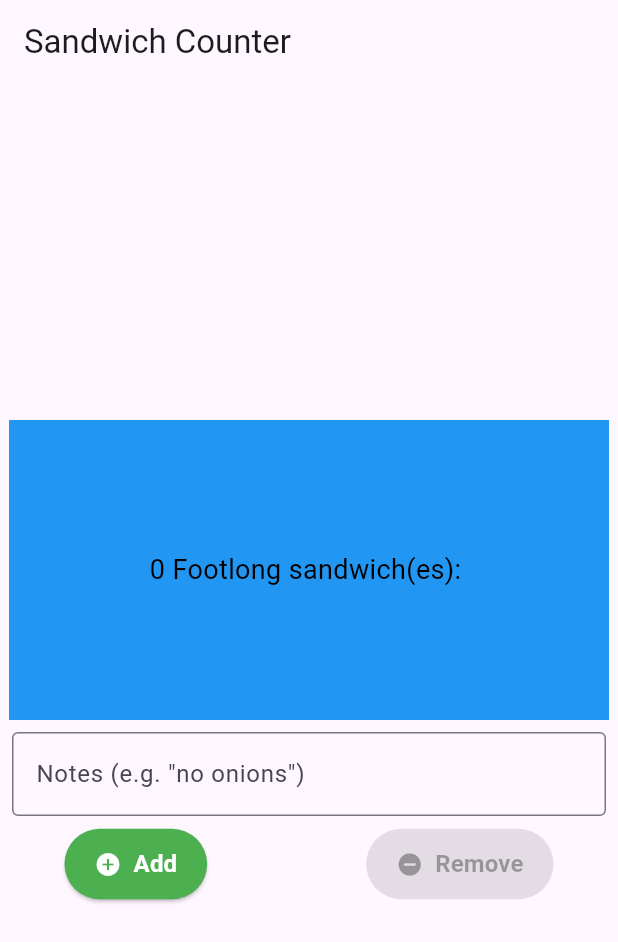
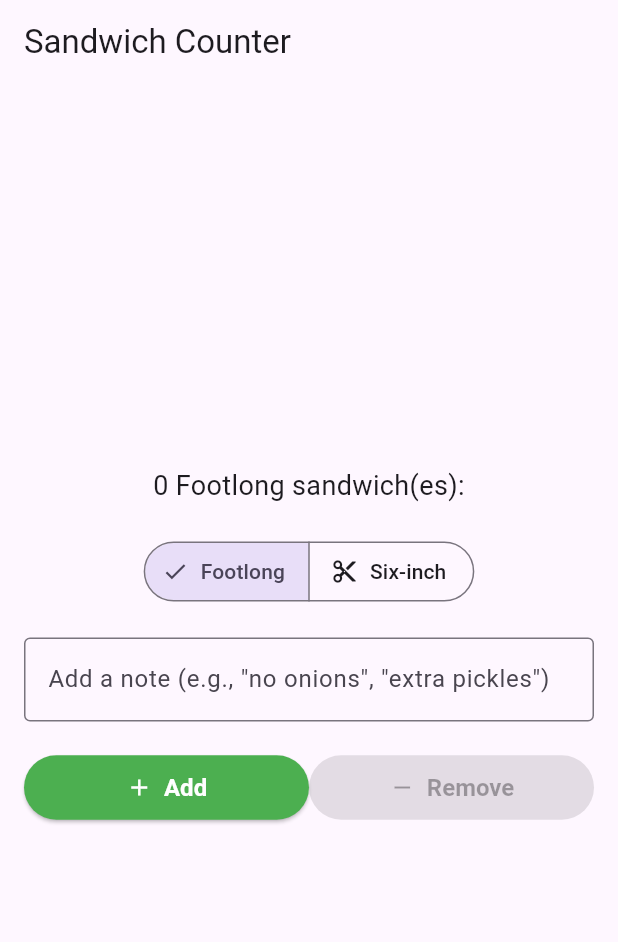
Before and after one commit to sd7n/seansandwich_shop, a Flutter app: the screen it shows after launch, on a phone screen of 412 x 824 dp. Shown: the top 942 px of the screen. Run offline on Flutter 3.47's test engine with Material 3 defaults, Android fonts, the light colour scheme and no system bars.

Commit message:
Add sandwich size selection and update order display

```diff
--- a/lib/main.dart
+++ b/lib/main.dart
@@ -1,7 +1,6 @@
 import 'package:flutter/material.dart';
 
 void main() {
-  // runApp(const MyApp());
   runApp(const App());
 }
 
@@ -11,8 +10,8 @@ class App extends StatelessWidget {
   @override
   Widget build(BuildContext context) {
     return const MaterialApp(
-      title:'Sandwich Shop App',
-      home: OrderScreen(maxQuantity: 5),
+      title: 'Sandwich Shop App',
+      home: OrderScreen(),
     );
   }
 }
@@ -30,13 +29,9 @@ class OrderScreen extends StatefulWidget {
 
 class _OrderScreenState extends State<OrderScreen> {
   int _quantity = 0;
+  String _note = '';
+  String _sandwichType = 'Footlong'; // 🆕 New state variable
   final TextEditingController _noteController = TextEditingController();
-
-  @override
-  void dispose() {
-    _noteController.dispose();
-    super.dispose();
-  }
 
   void _increaseQuantity() {
     if (_quantity < widget.maxQuantity) {
@@ -51,283 +46,154 @@ void _decreaseQuantity() {
   }
 
   @override
+  void dispose() {
+    _noteController.dispose();
+    super.dispose();
+  }
+
+  @override
   Widget build(BuildContext context) {
-    final bool canIncrease = _quantity < widget.maxQuantity;
-    final bool canDecrease = _quantity > 0;
+    final bool canAdd = _quantity < widget.maxQuantity;
+    final bool canRemove = _quantity > 0;
 
     return Scaffold(
       appBar: AppBar(
         title: const Text('Sandwich Counter'),
       ),
       body: Center(
+        child: Padding(
+          padding: const EdgeInsets.all(16.0),
           child: Column(
             mainAxisAlignment: MainAxisAlignment.center,
             children: <Widget>[
+              // Display sandwich order summary
               OrderItemDisplay(
                 _quantity,
-              'Footlong',
-              note: _noteController.text.trim(),
+                _sandwichType,
               ),
 
-            //Inserted TextField for notes
-            Padding(
-              padding: const EdgeInsets.all(8.0),
-              child: TextField(
+              const SizedBox(height: 20),
+
+              // 🆕 Sandwich type selector
+              SegmentedButton<String>(
+                segments: const <ButtonSegment<String>>[
+                  ButtonSegment(
+                    value: 'Footlong',
+                    label: Text('Footlong'),
+                    icon: Icon(Icons.straighten),
+                  ),
+                  ButtonSegment(
+                    value: 'Six-inch',
+                    label: Text('Six-inch'),
+                    icon: Icon(Icons.cut),
+                  ),
+                ],
+                selected: <String>{_sandwichType},
+                onSelectionChanged: (Set<String> newSelection) {
+                  setState(() {
+                    _sandwichType = newSelection.first;
+                  });
+                },
+              ),
+
+              const SizedBox(height: 20),
+
+              // Notes input field
+              TextField(
                 controller: _noteController,
                 decoration: const InputDecoration(
                   border: OutlineInputBorder(),
-                  labelText: 'Notes (e.g. "no onions")',
+                  labelText: 'Add a note (e.g., "no onions", "extra pickles")',
                 ),
-                textInputAction: TextInputAction.done,
-                //optional: onChanged: (s) => setState(() {}), //if you want live preview
+                onChanged: (value) => setState(() => _note = value),
+              ),
+
+              const SizedBox(height: 20),
+
+              // Add / Remove buttons
+              Row(
+                mainAxisAlignment: MainAxisAlignment.spaceBetween,
+                children: [
+                  StyledButton(
+                    label: 'Add',
+                    icon: Icons.add,
+                    color: Colors.green,
+                    onPressed: canAdd ? _increaseQuantity : null,
+                  ),
+                  StyledButton(
+                    label: 'Remove',
+                    icon: Icons.remove,
+                    color: Colors.red,
+                    onPressed: canRemove ? _decreaseQuantity : null,
+                  ),
+                ],
+              ),
+
+              const SizedBox(height: 20),
+
+              // Display user note if any
+              if (_note.isNotEmpty)
+                Text(
+                  'Note: $_note',
+                  style: const TextStyle(fontStyle: FontStyle.italic),
+                ),
+            ],
           ),
         ),
-
-            Row(
-              mainAxisAlignment: MainAxisAlignment.spaceEvenly,
-              children: [
-                StyledButton(
-                  onPressed: canIncrease ? _increaseQuantity : null,
-                  text: 'Add',
-                  icon: Icons.add_circle,
-                  backgroundColor: Colors.green,
-                ),
-                const SizedBox(width: 20),
-                StyledButton(
-                  onPressed: canDecrease ? _decreaseQuantity : null,
-                  text: 'Remove',
-                  icon: Icons.remove_circle,
-                  backgroundColor: Colors.red,
-                )
-              ]
-            )
-          ]
-        )
-      )
-    );
-  }
-}
-
-class OrderItemDisplay extends StatelessWidget {
-  final String itemType;
-  final int quantity;
-  final String? note;
-
-  const OrderItemDisplay(this.quantity, this.itemType, {this.note, super.key});
-
-  @override
-  Widget build(BuildContext context) {
-    return Container (
-      width: 400,
-      height: 200,
-      color: Colors.blue,
-      alignment: Alignment.center,
-      child: Column(
-        mainAxisAlignment: MainAxisAlignment.center,
-        children: [
-          Text(
-            '$quantity $itemType sandwich(es): ${List.filled(quantity, '🥪').join()}',
-            style: const TextStyle(color: Colors.black, fontSize: 18),
-            maxLines: 1,
-            overflow: TextOverflow.ellipsis,
-          ),
-          if (note != null && note!.isNotEmpty)
-            Padding(
-              padding: const EdgeInsets.only(top: 8.0),
-              child: Text('Note: $note', style: const TextStyle(color: Colors.black)),
-            ),
-        ],
       ),
     );
   }
 }
 
-// Compact display for top row
-class OrderCompactDisplay extends StatelessWidget {
-  final String itemType;
-  final int quantity;
+// Styled reusable button
+class StyledButton extends StatelessWidget {
+  final String label;
+  final IconData icon;
+  final Color color;
+  final VoidCallback? onPressed;
 
-  const OrderCompactDisplay(this.quantity, this.itemType, {super.key});
+  const StyledButton({
+    super.key,
+    required this.label,
+    required this.icon,
+    required this.color,
+    required this.onPressed,
+  });
 
   @override
   Widget build(BuildContext context) {
-    return Padding(
-      padding: const EdgeInsets.symmetric(horizontal: 6.0, vertical: 4.0),
-      child: Row(
-        mainAxisAlignment: MainAxisAlignment.start,
-        children: [
-          // Quantity first
-          Text(
-            '$quantity ',
-            style: const TextStyle(fontWeight: FontWeight.bold, fontSize: 16),
-          ),
-          // Sandwich name and emoji together
-          Expanded(
-            child: Text(
-              '$itemType ${List.filled(quantity, '🥪').join()}',
-              style: const TextStyle(fontSize: 16),
-              maxLines: 1,
-              overflow: TextOverflow.ellipsis,
+    return Expanded(
+      child: ElevatedButton.icon(
+        onPressed: onPressed,
+        style: ElevatedButton.styleFrom(
+          backgroundColor: onPressed == null ? Colors.grey : color,
+          foregroundColor: Colors.white,
+          padding: const EdgeInsets.symmetric(horizontal: 20, vertical: 12),
+          textStyle: const TextStyle(
+            fontSize: 16,
+            fontWeight: FontWeight.bold,
           ),
         ),
-        ],
+        icon: Icon(icon),
+        label: Text(label),
       ),
     );
   }
 }
 
-class MyApp extends StatelessWidget {
-  const MyApp({super.key});
+// Displays the current sandwich order
+class OrderItemDisplay extends StatelessWidget {
+  final int quantity;
+  final String itemType;
 
-  // This widget is the root of your application.
+  const OrderItemDisplay(this.quantity, this.itemType, {super.key});
+
   @override
   Widget build(BuildContext context) {
-    return MaterialApp(
-      title: 'Sandwich Shop App',
-      theme: ThemeData(
-        // This is the theme of your application.
-        //
-        // TRY THIS: Try running your application with "flutter run". You'll see
-        // the application has a purple toolbar. Then, without quitting the app,
-        // try changing the seedColor in the colorScheme below to Colors.green
-        // and then invoke "hot reload" (save your changes or press the "hot
-        // reload" button in a Flutter-supported IDE, or press "r" if you used
-        // the command line to start the app).
-        //
-        // Notice that the counter didn't reset back to zero; the application
-        // state is not lost during the reload. To reset the state, use hot
-        // restart instead.
-        //
-        // This works for code too, not just values: Most code changes can be
-        // tested with just a hot reload.
-        colorScheme: ColorScheme.fromSeed(seedColor: Colors.deepPurple),
-      ),
-      home: const MyHomePage(title: 'My Sandwich Shop'),
+    return Text(
+      '$quantity $itemType sandwich(es): ${'🥪' * quantity}',
+      style: const TextStyle(fontSize: 18),
+      textAlign: TextAlign.center,
     );
   }
 }
-
-class MyHomePage extends StatefulWidget {
-  const MyHomePage({super.key, required this.title});
-
-  // This widget is the home page of your application. It is stateful, meaning
-  // that it has a State object (defined below) that contains fields that affect
-  // how it looks.
-
-  // This class is the configuration for the state. It holds the values (in this
-  // case the title) provided by the parent (in this case the App widget) and
-  // used by the build method of the State. Fields in a Widget subclass are
-  // always marked "final".
-
-  final String title;
-
-  @override
-  State<MyHomePage> createState() => _MyHomePageState();
-}
-
-class _MyHomePageState extends State<MyHomePage> {
-  int _counter = 0;
-
-  void _incrementCounter() {
-    setState(() {
-      // This call to setState tells the Flutter framework that something has
-      // changed in this State, which causes it to rerun the build method below
-      // so that the display can reflect the updated values. If we changed
-      // _counter without calling setState(), then the build method would not be
-      // called again, and so nothing would appear to happen.
-      _counter++;
-    });
-  }
-
-  @override
-  Widget build(BuildContext context) {
-    // This method is rerun every time setState is called, for instance as done
-    // by the _incrementCounter method above.
-    //
-    // The Flutter framework has been optimized to make rerunning build methods
-    // fast, so that you can just rebuild anything that needs updating rather
-    // than having to individually change instances of widgets.
-    return Scaffold(
-      appBar: AppBar(
-        // TRY THIS: Try changing the color here to a specific color (to
-        // Colors.amber, perhaps?) and trigger a hot reload to see the AppBar
-        // change color while the other colors stay the same.
-        backgroundColor: Theme.of(context).colorScheme.inversePrimary,
-        // Here we take the value from the MyHomePage object that was created by
-        // the App.build method, and use it to set our appbar title.
-        title: Text(widget.title),
-      ),
-      body: const Center(
-        // Center is a layout widget. It takes a single child and positions it
-        // in the middle of the parent.
-        child: Column(
-          // Column is also a layout widget. It takes a list of children and
-          // arranges them vertically. By default, it sizes itself to fit its
-          // children horizontally, and tries to be as tall as its parent.
-          //
-          // Column has various properties to control how it sizes itself and
-          // how it positions its children. Here we use mainAxisAlignment to
-          // center the children vertically; the main axis here is the vertical
-          // axis because Columns are vertical (the cross axis would be
-          // horizontal).
-          //
-          // TRY THIS: Invoke "debug painting" (choose the "Toggle Debug Paint"
-          // action in the IDE, or press "p" in the console), to see the
-          // wireframe for each widget.
-          mainAxisAlignment: MainAxisAlignment.center,
-          children: <Widget>[
-            Text('Welcome to my shop!!'),
-          ],
-        ),
-      ),
-      floatingActionButton: FloatingActionButton(
-        onPressed: _incrementCounter,
-        tooltip: 'Increment',
-        child: const Icon(Icons.add),
-      ), // This trailing comma makes auto-formatting nicer for build methods.
-    );
-  }
-}
-
-
-class StyledButton extends StatelessWidget {
-  final VoidCallback? onPressed;
-  final String text;
-  final IconData? icon;
-  final Color backgroundColor;
-  final Color foregroundColor;
-
-  const StyledButton({
-    this.onPressed,
-    required this.text,
-    this.icon,
-    this.backgroundColor = Colors.blue,
-    this.foregroundColor = Colors.white,
-    super.key,
-  });
-
-  @override
-  Widget build(BuildContext context) {
-    return ElevatedButton(
-      onPressed: onPressed, //null => disabled
-      style: ElevatedButton.styleFrom(
-        backgroundColor: backgroundColor,
-        foregroundColor: foregroundColor,
-        padding: const EdgeInsets.symmetric(horizontal: 20, vertical: 12)
-      ),
-      child: Row(
-        mainAxisSize: MainAxisSize.min,
-        children: [
-          if (icon != null) ...[
-            Icon(icon),
-            const SizedBox(width: 8),
-          ],
-          Text(
-            text,
-            style: const TextStyle(fontSize: 16, fontWeight: FontWeight.bold)
-          )
-        ]
-      )
-    );
-  }
-}
```
Lines whose indentation alone changed are shown as unchanged.
